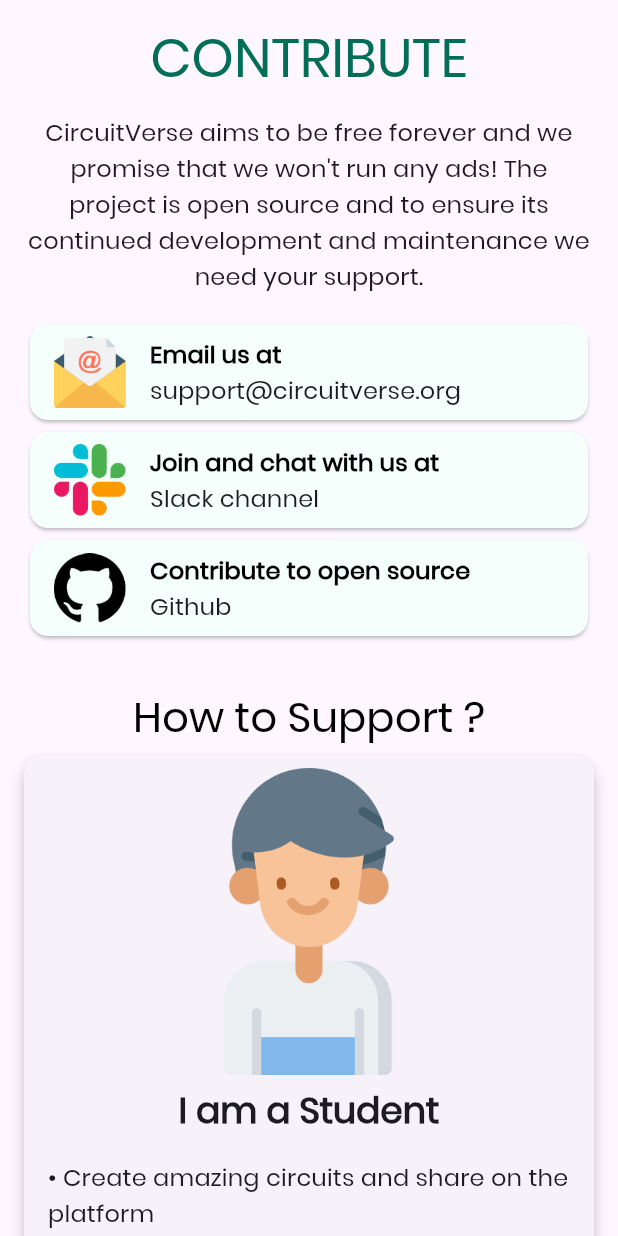
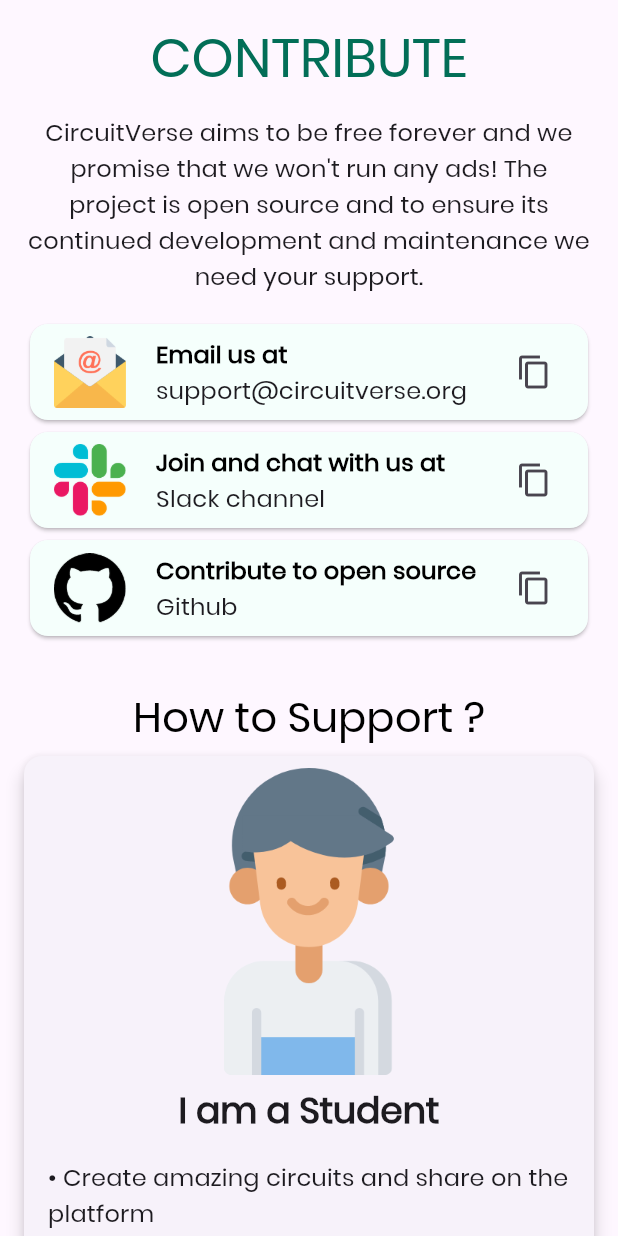
Before and after one commit to CircuitVerse/mobile-app, a Flutter app: the ContributorsView screen opened directly, on a phone screen of 412 x 824 dp. Run offline on Flutter 3.47's test engine with Material 3 defaults, Android fonts, the phone set to English and light mode, and no system bars; our stand-ins replace datetime_picker_formfield, flutter_html, flutter_keyboard_visibility, flutter_markdown, flutter_svg, flutter_typeahead and 19 more; missing offline and left inert: flutter_facebook_auth, flutter_inappwebview, flutter_math_fork, flutter_quill, markdown, oauth2_client and 1 more; accounts and stored records are empty; generated files the repository leaves out were written again; network calls fail; project files that could hold a hidden picture were left out.

Commit message:
added the copy button on the chips

```diff
--- a/lib/ui/components/cv_social_card.dart
+++ b/lib/ui/components/cv_social_card.dart
@@ -1,6 +1,7 @@
 import 'package:flutter/material.dart';
 import 'package:mobile_app/cv_theme.dart';
 import 'package:mobile_app/utils/url_launcher.dart';
+import 'package:flutter/services.dart';
 
 class CircuitVerseSocialCard extends StatelessWidget {
   const CircuitVerseSocialCard({
@@ -33,16 +34,38 @@ class CircuitVerseSocialCard extends StatelessWidget {
             mainAxisAlignment: MainAxisAlignment.start,
             children: <Widget>[
               Image.asset(imagePath, width: 48),
-              const SizedBox(width: 16),
+              const SizedBox(width: 20),
               Expanded(
-                child: Column(
+                child: Stack(
+                  children: [
+                    Positioned(
+                      top: 0,
+                      right: -4,
+                      child: IconButton(
+                        onPressed: () {
+                          Clipboard.setData(ClipboardData(text: url));
+                          ScaffoldMessenger.of(context).showSnackBar(
+                            SnackBar(
+                              content: const Text('Copied to clipboard!'),
+                              duration: const Duration(seconds: 2),
+                              behavior: SnackBarBehavior.floating,
+                            ),
+                          );
+                        },
+                        icon: Icon(Icons.copy),
+                        tooltip: 'Copy',
+                      ),
+                    ),
+                    Column(
                       crossAxisAlignment: CrossAxisAlignment.start,
                       children: <Widget>[
                         Text(
                           title,
                           maxLines: 1,
                           overflow: TextOverflow.ellipsis,
-                      style: Theme.of(context).textTheme.titleMedium?.copyWith(
+                          style: Theme.of(
+                            context,
+                          ).textTheme.titleMedium?.copyWith(
                             fontWeight: FontWeight.bold,
                             color: CVTheme.textColor(context),
                           ),
@@ -55,6 +78,8 @@ class CircuitVerseSocialCard extends StatelessWidget {
                         ),
                       ],
                     ),
+                  ],
+                ),
               ),
             ],
           ),
```
Lines whose indentation alone changed are shown as unchanged.
